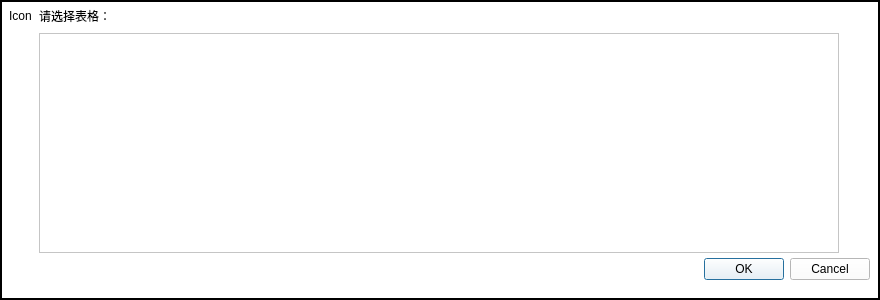
taiyuankejizhu/SparkZNC, file groupdialog.ui: the form before one commit.
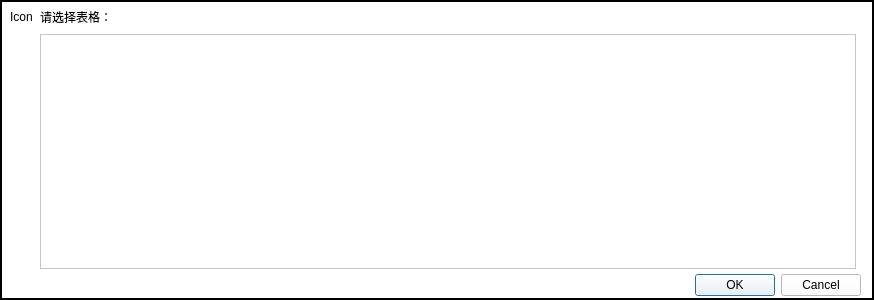
The form after the commit.

```diff
--- a/groupdialog.ui
+++ b/groupdialog.ui
@@ -6,7 +6,7 @@
    <rect>
     <x>0</x>
     <y>0</y>
-    <width>880</width>
+    <width>874</width>
     <height>300</height>
    </rect>
   </property>
@@ -30,7 +30,7 @@
     <rect>
      <x>0</x>
      <y>0</y>
-     <width>880</width>
+     <width>874</width>
      <height>300</height>
     </rect>
    </property>
@@ -461,10 +461,10 @@
    <widget class="QWidget" name="formLayoutWidget">
     <property name="geometry">
      <rect>
-      <x>-1</x>
-      <y>-1</y>
-      <width>881</width>
-      <height>306</height>
+      <x>0</x>
+      <y>0</y>
+      <width>871</width>
+      <height>301</height>
      </rect>
     </property>
     <layout class="QFormLayout" name="formLayout">
@@ -515,20 +515,20 @@
      <item row="2" column="1">
       <widget class="QTableView" name="tableView">
        <property name="sizePolicy">
-        <sizepolicy hsizetype="Preferred" vsizetype="Preferred">
+        <sizepolicy hsizetype="Expanding" vsizetype="Expanding">
          <horstretch>0</horstretch>
          <verstretch>0</verstretch>
         </sizepolicy>
        </property>
        <property name="minimumSize">
         <size>
-         <width>800</width>
-         <height>220</height>
+         <width>700</width>
+         <height>218</height>
         </size>
        </property>
        <property name="maximumSize">
         <size>
-         <width>770</width>
+         <width>816</width>
          <height>250</height>
         </size>
        </property>
```
Left out of the diff: 14 changed lines with no effect on the pictures.
